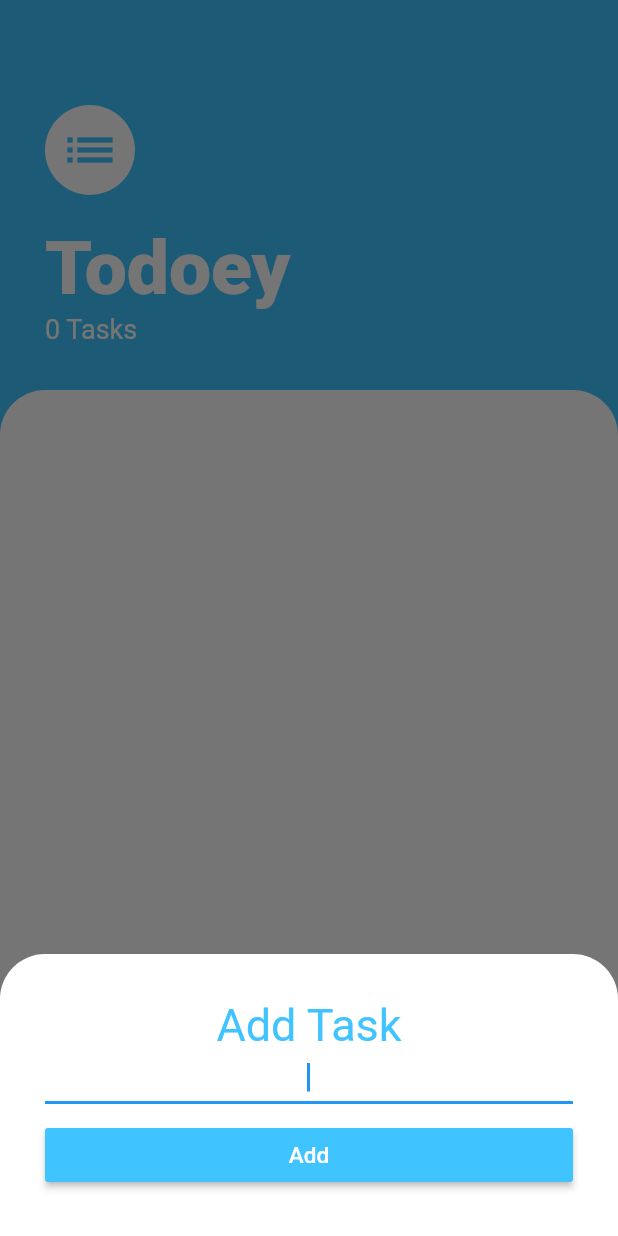
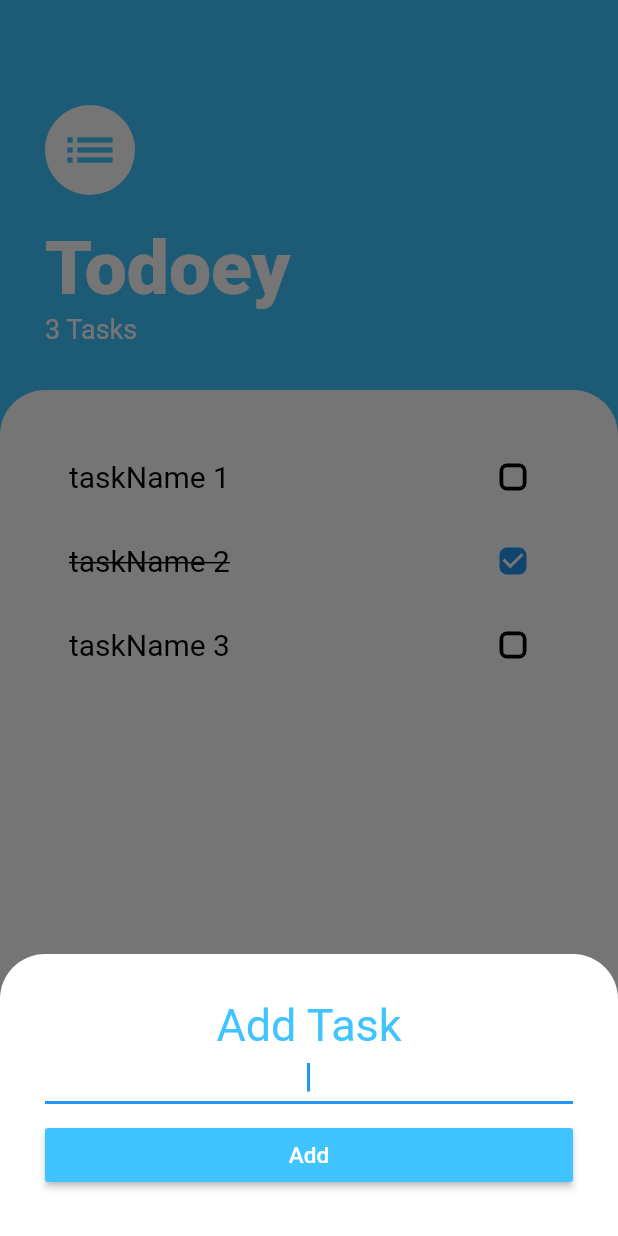
Before and after one commit to Junaed29/todo_app_flutter, a Flutter app: the screen it shows after launch, after a tap on the "add" icon, on a phone screen of 412 x 824 dp. Run offline on Flutter 3.47's test engine with Material 2 defaults, Android fonts, the phone set to English and light mode, and no system bars.

Commit message:
Provider added with functionality

```diff
--- a/lib/main.dart
+++ b/lib/main.dart
@@ -1,8 +1,12 @@
 import 'package:flutter/material.dart';
+import 'package:provider/provider.dart';
+import 'package:todo_app_flutter/provider/task_data.dart';
 import 'package:todo_app_flutter/screen/todos_screen.dart';
 
 void main() {
-  runApp(MyApp());
+  runApp(MultiProvider(
+      providers: [ChangeNotifierProvider(create: (_) => TaskData())],
+      child: MyApp()));
 }
 
 class MyApp extends StatelessWidget {
--- /dev/null
+++ b/lib/provider/task_data.dart
@@ -0,0 +1,36 @@
+import 'dart:collection';
+
+import 'package:flutter/foundation.dart';
+import 'package:todo_app_flutter/model/task.dart';
+
+class TaskData extends ChangeNotifier {
+  List<Task> _taskList = [
+    Task(taskName: "taskName 1", isDone: false),
+    Task(taskName: "taskName 2", isDone: true),
+    Task(taskName: "taskName 3", isDone: false),
+  ];
+
+  int get taskCount => _taskList.length;
+
+  UnmodifiableListView<Task> get taskList => UnmodifiableListView(_taskList);
+
+  void addTask(String taskName) {
+    _taskList.add(Task(taskName: taskName, isDone: false));
+    notifyListeners();
+  }
+
+  void updateTask(Task task) {
+    task.toggleIsDone();
+    notifyListeners();
+  }
+
+  void restoreTask(int index, Task task) {
+    _taskList.insert(index, task);
+    notifyListeners();
+  }
+
+  void deleteTask(Task task) {
+    _taskList.remove(task);
+    notifyListeners();
+  }
+}
--- a/lib/screen/add_task_screen.dart
+++ b/lib/screen/add_task_screen.dart
@@ -1,13 +1,12 @@
 import 'package:flutter/material.dart';
+import 'package:provider/provider.dart';
+import 'package:todo_app_flutter/provider/task_data.dart';
 
 class AddTaskScreen extends StatelessWidget {
-  String taskName = "";
-  final void Function(String taskName) taskCreatedCallback;
-
-  AddTaskScreen({required this.taskCreatedCallback});
-
   @override
   Widget build(BuildContext context) {
+    String taskName = "";
+    print("Widget build");
     return Container(
       padding: const EdgeInsets.all(30),
       decoration: const BoxDecoration(
@@ -38,7 +37,8 @@ class AddTaskScreen extends StatelessWidget {
           ),
           MaterialButton(
             onPressed: () {
-              taskCreatedCallback(taskName);
+              context.read<TaskData>().addTask(taskName);
+              Navigator.of(context).pop(); // To Close the ModalBottomSheet
             },
             color: Colors.lightBlueAccent,
             child: const Text(
--- a/lib/screen/todos_screen.dart
+++ b/lib/screen/todos_screen.dart
@@ -1,38 +1,14 @@
 import 'package:flutter/material.dart';
-import 'package:shared_preferences/shared_preferences.dart';
-import 'package:todo_app_flutter/model/task.dart';
+import 'package:provider/provider.dart';
+import 'package:todo_app_flutter/provider/task_data.dart';
 import 'package:todo_app_flutter/widgets/todo_list.dart';
 
 import 'add_task_screen.dart';
 
-class TodosScreen extends StatefulWidget {
-  @override
-  State<TodosScreen> createState() => _TodosScreenState();
-}
-
-class _TodosScreenState extends State<TodosScreen> {
-  List<Task> taskList = [];
-  late final SharedPreferences prefs;
-
-  @override
-  void initState() {
-    asyncMethod();
-    super.initState();
-  }
-
-  //To initialize the SharedPreferences
-  void asyncMethod() async {
-    prefs = await SharedPreferences.getInstance();
-  }
-
-  @override
-  void dispose() {
-    print("dispose");
-    super.dispose();
-  }
-
+class TodosScreen extends StatelessWidget {
   @override
   Widget build(BuildContext context) {
+    print("Widget build");
     return Scaffold(
       floatingActionButton: FloatingActionButton(
         onPressed: () {
@@ -44,13 +20,7 @@ class _TodosScreenState extends State<TodosScreen> {
               child: Container(
                 padding: EdgeInsets.only(
                     bottom: MediaQuery.of(context).viewInsets.bottom),
-                child: AddTaskScreen(taskCreatedCallback: (taskName) {
-                  Navigator.of(context).pop(); // To Close the ModalBottomSheet
-
-                  setState(() {
-                    taskList.add(Task(taskName: taskName, isDone: false));
-                  });
-                }),
+                child: AddTaskScreen(),
               ),
             ),
           );
@@ -87,9 +57,13 @@ class _TodosScreenState extends State<TodosScreen> {
                       fontSize: 50,
                       fontWeight: FontWeight.w900),
                 ),
-                Text(
-                  "${taskList.length} Tasks",
-                  style: const TextStyle(color: Colors.white, fontSize: 18),
+                Consumer<TaskData>(
+                  builder: (context, taskData, _) {
+                    return Text(
+                      "${taskData.taskCount} Tasks",
+                      style: const TextStyle(color: Colors.white, fontSize: 18),
+                    );
+                  },
                 ),
               ],
             ),
@@ -102,14 +76,7 @@ class _TodosScreenState extends State<TodosScreen> {
                   borderRadius: BorderRadius.only(
                       topLeft: Radius.circular(30),
                       topRight: Radius.circular(30))),
-              child: TodoList(
-                taskList: taskList,
-                taskIndex: (index) {
-                  setState(() {
-                    taskList[index].toggleIsDone();
-                  });
-                },
-              ),
+              child: TodoList(),
             ),
           )
         ],
--- a/lib/widgets/todo_list.dart
+++ b/lib/widgets/todo_list.dart
@@ -1,26 +1,42 @@
 import 'package:flutter/material.dart';
+import 'package:provider/provider.dart';
 import 'package:todo_app_flutter/model/task.dart';
+import 'package:todo_app_flutter/provider/task_data.dart';
 import 'package:todo_app_flutter/widgets/todo_list_item.dart';
 
 class TodoList extends StatelessWidget {
-  final List<Task> taskList;
-  final void Function(int) taskIndex;
-  TodoList({required this.taskList, required this.taskIndex});
-
   @override
   Widget build(BuildContext context) {
-    return ListView.builder(
-      padding: EdgeInsets.zero,
-      itemBuilder: (BuildContext context, int index) {
-        return TodoListItem(
-          taskName: taskList[index].taskName,
-          isChacked: taskList[index].isDone,
-          taskDoneCallback: (isDone) {
-            taskIndex(index);
+    print("Widget build");
+    return Consumer<TaskData>(
+      builder: (context, taskData, _) {
+        return ListView.builder(
+          padding: EdgeInsets.zero,
+          itemBuilder: (BuildContext context, int index) {
+            Task task = taskData.taskList[index];
+            return TodoListItem(
+              taskName: task.taskName,
+              isChacked: task.isDone,
+              taskDoneCallback: (isDone) {
+                taskData.updateTask(task);
+              },
+              onLongPress: () {
+                ScaffoldMessenger.of(context).showSnackBar(SnackBar(
+                  action: SnackBarAction(
+                    onPressed: () {
+                      taskData.restoreTask(index, task);
+                    },
+                    label: 'Undo',
+                  ),
+                  content: Text("${task.taskName} is removed."),
+                ));
+                taskData.deleteTask(task);
+              },
+            );
           },
+          itemCount: taskData.taskCount,
         );
       },
-      itemCount: taskList.length,
     );
   }
 }
--- a/lib/widgets/todo_list_item.dart
+++ b/lib/widgets/todo_list_item.dart
@@ -4,15 +4,18 @@ class TodoListItem extends StatelessWidget {
   final String taskName;
   final bool isChacked;
   final Function(bool?)? taskDoneCallback;
+  void Function()? onLongPress;
 
   TodoListItem(
       {required this.taskName,
       required this.isChacked,
-      required this.taskDoneCallback});
+      required this.taskDoneCallback,
+      required this.onLongPress});
 
   @override
   Widget build(BuildContext context) {
     return ListTile(
+      onLongPress: onLongPress,
       leading: Text(
         taskName,
         style: TextStyle(
--- a/pubspec.yaml
+++ b/pubspec.yaml
@@ -35,6 +35,7 @@ dependencies:
   # Use with the CupertinoIcons class for iOS style icons.
   cupertino_icons: ^1.0.2
   shared_preferences: ^2.0.10
+  provider: ^6.0.1
 
 dev_dependencies:
   flutter_test:
```
Also changed, not shown: pubspec.lock.
